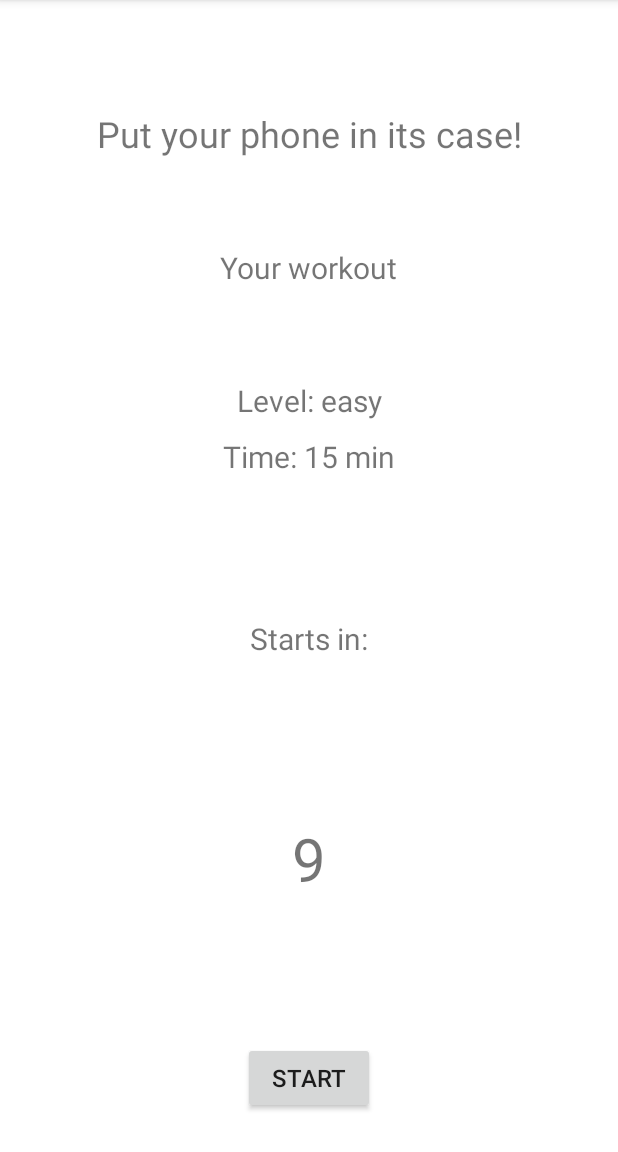
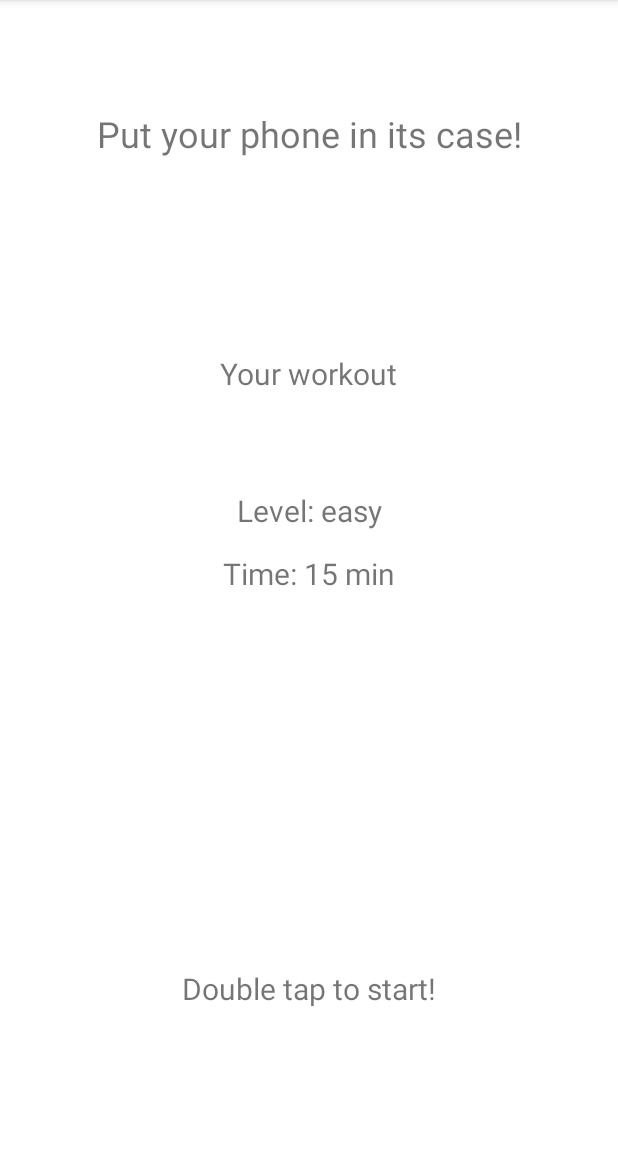
Before and after one commit to elinhanstorp/interActice, an Android app: the screen it shows after launch (WorkoutActivity), after a tap on "START WORKOUT", on a phone screen of 412 x 824 dp, the part 84-1236 px from its top. Run offline under Robolectric (Android 15) with nearby library versions, the phone set to English and light mode, and no system bars.

Commit message:
Added double tap functionality

```diff
--- a/app/src/main/java/com/example/elin/interactice/WorkoutActivity.java
+++ b/app/src/main/java/com/example/elin/interactice/WorkoutActivity.java
@@ -6,6 +6,8 @@ import android.os.CountDownTimer;
 import android.support.v7.app.AppCompatActivity;
 import android.os.Bundle;
 import android.util.Log;
+import android.view.GestureDetector;
+import android.view.MotionEvent;
 import android.view.View;
 import android.widget.Button;
 import android.widget.RadioGroup;
@@ -26,12 +28,12 @@ public class WorkoutActivity extends AppCompatActivity {
         super.onCreate(savedInstanceState);
         setContentView(R.layout.activity_workout);
 
-        final Button button = (Button) findViewById(R.id.startButton);
+        /*final Button button = (Button) findViewById(R.id.startButton);
         button.setOnClickListener(new View.OnClickListener() {
             public void onClick(View v) {
                 workoutHandler(workoutTime);
             }
-        });
+        });*/
 
         newworkout=MediaPlayer.create(this, R.raw.newworkout);
 
@@ -42,7 +44,7 @@ public class WorkoutActivity extends AppCompatActivity {
 
         TextView levelField =  (TextView)findViewById(R.id.level);
         TextView timeField =  (TextView)findViewById(R.id.time);
-        final TextView counterField =  (TextView)findViewById(R.id.countdown);
+        //final TextView counterField =  (TextView)findViewById(R.id.countdown);
 
         levelField.setText("Level: " + level);
         timeField.setText("Time: " + workoutTime + " min");
@@ -52,7 +54,7 @@ public class WorkoutActivity extends AppCompatActivity {
         //workoutTime = workoutTime*1000*60;
         workoutTime = 3*1000*60;
         totalWorkoutTime = workoutTime;
-
+        /*
         new CountDownTimer(10000, 1000) {
 
             public void onTick(long millisUntilFinished) {
@@ -64,7 +66,40 @@ public class WorkoutActivity extends AppCompatActivity {
                 workoutHandler(workoutTime);
             }
         }.start();
+        */
 
+
+        final GestureDetector gd = new GestureDetector(getApplicationContext(), new GestureDetector.SimpleOnGestureListener(){
+            @Override
+            public boolean onDoubleTap(MotionEvent e) {
+                workoutHandler(workoutTime);
+                return true;
+            }
+
+            @Override
+            public void onLongPress(MotionEvent e) {
+                super.onLongPress(e);
+
+            }
+
+            @Override
+            public boolean onDoubleTapEvent(MotionEvent e) {
+                return true;
+            }
+
+            @Override
+            public boolean onDown(MotionEvent e) {
+                return true;
+            }
+        });
+
+        findViewById(android.R.id.content).setOnTouchListener(new View.OnTouchListener() {
+            @Override
+            public boolean onTouch(View v, MotionEvent event) {
+
+                return gd.onTouchEvent(event);
+            }
+        });
 
     }
 
--- a/app/src/main/res/layout/activity_workout.xml
+++ b/app/src/main/res/layout/activity_workout.xml
@@ -5,23 +5,6 @@
     android:layout_width="match_parent"
     android:layout_height="match_parent"
     tools:context="com.example.elin.interactice.WorkoutActivity">
-
-    <TextView
-        android:id="@+id/countdown"
-        android:layout_width="wrap_content"
-        android:layout_height="wrap_content"
-        android:layout_marginBottom="0dp"
-        android:layout_marginLeft="0dp"
-        android:layout_marginRight="0dp"
-        android:layout_marginTop="0dp"
-        android:text="TextView"
-        android:textAlignment="center"
-        android:textSize="40sp"
-        app:layout_constraintBottom_toBottomOf="parent"
-        app:layout_constraintLeft_toLeftOf="parent"
-        app:layout_constraintRight_toRightOf="parent"
-        app:layout_constraintTop_toTopOf="parent"
-        app:layout_constraintVertical_bias="0.764" />
 
     <TextView
         android:id="@+id/textView4"
@@ -54,7 +37,7 @@
         app:layout_constraintLeft_toLeftOf="parent"
         app:layout_constraintRight_toRightOf="parent"
         app:layout_constraintTop_toTopOf="parent"
-        app:layout_constraintVertical_bias="0.222" />
+        app:layout_constraintVertical_bias="0.318" />
 
     <TextView
         android:id="@+id/level"
@@ -70,7 +53,7 @@
         app:layout_constraintLeft_toLeftOf="parent"
         app:layout_constraintRight_toRightOf="parent"
         app:layout_constraintTop_toTopOf="parent"
-        app:layout_constraintVertical_bias="0.342" />
+        app:layout_constraintVertical_bias="0.441" />
 
     <TextView
         android:id="@+id/time"
@@ -87,7 +70,7 @@
         app:layout_constraintLeft_toLeftOf="parent"
         app:layout_constraintRight_toRightOf="parent"
         app:layout_constraintTop_toTopOf="parent"
-        app:layout_constraintVertical_bias="0.392" />
+        app:layout_constraintVertical_bias="0.498" />
 
     <TextView
         android:id="@+id/textView8"
@@ -97,27 +80,13 @@
         android:layout_marginLeft="0dp"
         android:layout_marginRight="0dp"
         android:layout_marginTop="0dp"
-        android:text="Starts in:"
+        android:text="Double tap to start!"
+        android:textAlignment="center"
         android:textSize="20sp"
         app:layout_constraintBottom_toBottomOf="parent"
         app:layout_constraintLeft_toLeftOf="parent"
         app:layout_constraintRight_toRightOf="parent"
         app:layout_constraintTop_toTopOf="parent"
-        app:layout_constraintVertical_bias="0.556" />
+        app:layout_constraintVertical_bias="0.871" />
 
-    <Button
-        android:id="@+id/startButton"
-        android:layout_width="wrap_content"
-        android:layout_height="wrap_content"
-        android:layout_marginBottom="0dp"
-        android:layout_marginLeft="0dp"
-        android:layout_marginRight="0dp"
-        android:layout_marginTop="0dp"
-        android:text="Start"
-        android:textSize="16sp"
-        app:layout_constraintBottom_toBottomOf="parent"
-        app:layout_constraintLeft_toLeftOf="parent"
-        app:layout_constraintRight_toRightOf="parent"
-        app:layout_constraintTop_toTopOf="parent"
-        app:layout_constraintVertical_bias="0.965" />
 </android.support.constraint.ConstraintLayout>
```
Also changed, not shown: app/src/main/java/com/example/elin/interactice/DistanceActivity.java (+34 -0 lines), app/src/main/java/com/example/elin/interactice/JumpActivity.java (+34 -0 lines), app/src/main/java/com/example/elin/interactice/PushUpActivity.java (+34 -0 lines), app/src/main/res/layout/activity_distance.xml (+7 -8 lines), app/src/main/res/layout/activity_jump.xml (+9 -10 lines), app/src/main/res/layout/activity_push_up.xml (+7 -8 lines).
